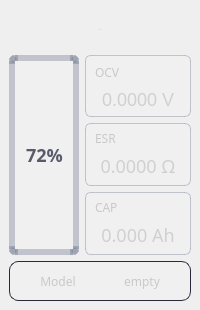
Before: the Qt Designer form widgets/component/channelcard.ui in housir-debug/Leacesy_M3506, drawn with Qt 5.
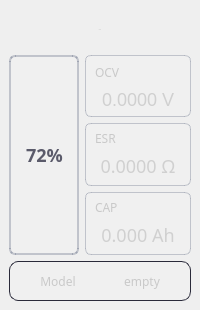
After: the same form once the commit is applied. The open tabs and pages were chosen to show the change.

Diff of the .ui file:
```diff
--- a/widgets/component/channelcard.ui
+++ b/widgets/component/channelcard.ui
@@ -716,7 +716,7 @@
    <property name="styleSheet">
     <string notr="true">#socprogressBar{
 	background: rgba(255,255,255,0.04);
-	border: 6px solid rgba(90,100,125,0.32);
+	border: 2.4px solid rgba(90,100,125,0.32);
 	border-radius: 6px;
    font-weight: bold;
 	font-size: 18px;
@@ -724,7 +724,7 @@
 }
 #socprogressBar::chunk {
 	border-radius: 6px;
-   margin: 1px;
+   margin: 2.7px;
 }
 #socprogressBar[Power=&quot;high&quot;]::chunk {
 	background: qlineargradient(spread:pad, x1:0, y1:0, x2:0, y2:1,
```
